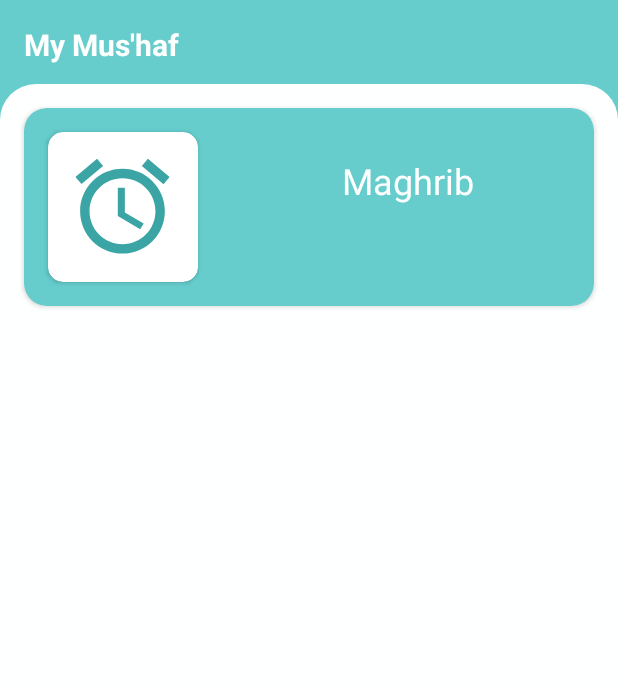
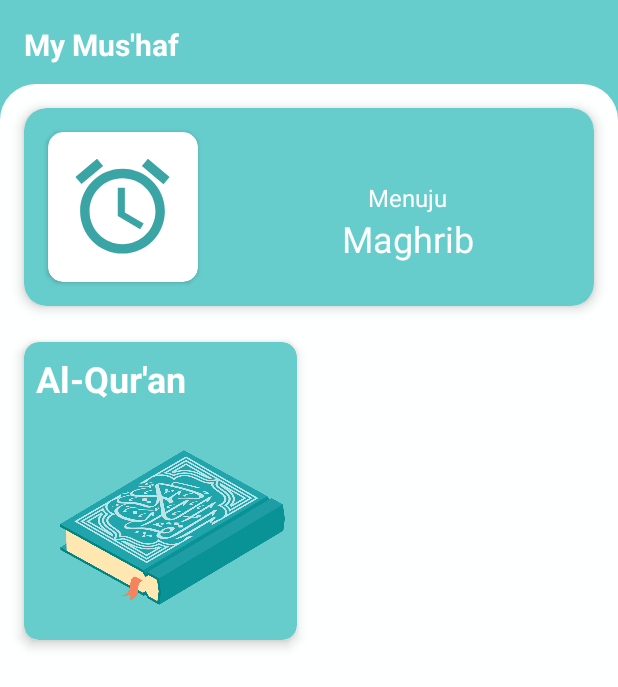
Before and after one commit to Fahmi0604/MyMushaf_QuranPocket, an Android app: the screen it shows after launch (MainActivity), on a phone screen of 412 x 824 dp. Shown: the top 687 px of the screen. Run offline under Robolectric (Android 15) with nearby library versions, the phone set to English and light mode, and no system bars; our stand-ins replace data binding; 1 statement that could not run was skipped.

Commit message:
add Feature Timer Countdown jadwal sholat, and add notification for sholat

```diff
--- a/app/src/main/AndroidManifest.xml
+++ b/app/src/main/AndroidManifest.xml
@@ -18,6 +18,7 @@
                 <category android:name="android.intent.category.LAUNCHER" />
             </intent-filter>
         </activity>
+        <receiver android:name=".home.alarm.AlertReceiver"/>
     </application>
 
 </manifest>
--- a/app/src/main/res/layout/fragment_home.xml
+++ b/app/src/main/res/layout/fragment_home.xml
@@ -38,6 +38,7 @@
             app:layout_constraintTop_toTopOf="parent">
 
             <androidx.cardview.widget.CardView
+                android:id="@+id/cardView4"
                 android:layout_width="match_parent"
                 android:layout_height="wrap_content"
                 android:layout_marginStart="16dp"
@@ -45,6 +46,7 @@
                 android:layout_marginEnd="16dp"
                 app:cardBackgroundColor="@color/main"
                 app:cardCornerRadius="15dp"
+                app:cardElevation="5dp"
                 app:layout_constraintEnd_toEndOf="parent"
                 app:layout_constraintStart_toStartOf="parent"
                 app:layout_constraintTop_toTopOf="parent">
@@ -54,6 +56,7 @@
                     android:layout_height="match_parent">
 
                     <androidx.cardview.widget.CardView
+                        android:id="@+id/cardView3"
                         android:layout_width="100dp"
                         android:layout_height="100dp"
                         android:layout_marginStart="16dp"
@@ -72,36 +75,90 @@
 
                     </androidx.cardview.widget.CardView>
 
-                    <TextView
-                        android:id="@+id/titleSholat"
+                    <LinearLayout
                         android:layout_width="wrap_content"
                         android:layout_height="wrap_content"
-                        android:layout_marginTop="32dp"
-                        android:layout_marginEnd="80dp"
-                        android:text="Maghrib"
-                        android:textColor="@color/text"
-                        android:textSize="24sp"
-                        android:textStyle="normal"
-                        app:layout_constraintEnd_toEndOf="parent"
-                        app:layout_constraintTop_toTopOf="parent" />
+                        android:layout_marginStart="96dp"
+                        android:layout_marginTop="16dp"
+                        android:gravity="center"
+                        android:orientation="vertical"
+                        app:layout_constraintStart_toEndOf="@+id/cardView3"
+                        app:layout_constraintTop_toTopOf="parent">
 
                         <TextView
                             android:id="@+id/countdownSholat"
                             android:layout_width="wrap_content"
                             android:layout_height="wrap_content"
-                        android:layout_marginEnd="96dp"
                             android:text=""
-                        android:textStyle="normal"
                             android:textColor="@color/text"
                             android:textSize="24sp"
-                        app:layout_constraintEnd_toEndOf="parent"
-                        app:layout_constraintTop_toBottomOf="@+id/titleSholat" />
+                            android:textStyle="normal" />
 
+                        <TextView
+                            android:layout_width="wrap_content"
+                            android:layout_height="wrap_content"
+                            android:text="Menuju"
+                            android:textColor="@color/text"
+                            android:textSize="16sp" />
 
+                        <TextView
+                            android:id="@+id/titleSholat"
+                            android:layout_width="wrap_content"
+                            android:layout_height="wrap_content"
+                            android:text="Maghrib"
+                            android:textColor="@color/text"
+                            android:textSize="24sp"
+                            android:textStyle="normal" />
+
+                    </LinearLayout>
                 </androidx.constraintlayout.widget.ConstraintLayout>
             </androidx.cardview.widget.CardView>
 
+            <androidx.cardview.widget.CardView
+                android:id="@+id/gotoQuran"
+                android:layout_width="wrap_content"
+                android:layout_height="wrap_content"
+                android:layout_marginStart="16dp"
+                android:layout_marginTop="24dp"
+                app:cardCornerRadius="10dp"
+                app:cardElevation="5dp"
+                app:cardBackgroundColor="@color/main"
+                app:layout_constraintStart_toStartOf="parent"
+                app:layout_constraintTop_toBottomOf="@+id/cardView4">
 
+                <androidx.constraintlayout.widget.ConstraintLayout
+                    android:layout_width="wrap_content"
+                    android:layout_height="wrap_content">
+
+                    <TextView
+                        android:id="@+id/textView6"
+                        android:layout_width="wrap_content"
+                        android:layout_height="wrap_content"
+                        android:layout_marginStart="8dp"
+                        android:layout_marginTop="8dp"
+                        android:text="Al-Qur'an"
+                        android:textColor="@color/text"
+                        android:textSize="24sp"
+                        android:textStyle="bold"
+                        app:layout_constraintStart_toStartOf="parent"
+                        app:layout_constraintTop_toTopOf="parent" />
+
+                    <ImageView
+                        android:layout_width="150dp"
+                        android:layout_height="150dp"
+                        android:src="@drawable/quran"
+                        android:layout_marginStart="24dp"
+                        android:layout_marginTop="8dp"
+                        android:layout_marginEnd="8dp"
+                        app:layout_constraintBottom_toBottomOf="parent"
+                        app:layout_constraintEnd_toEndOf="parent"
+                        app:layout_constraintStart_toStartOf="parent"
+                        app:layout_constraintTop_toBottomOf="@+id/textView6" />
+
+                </androidx.constraintlayout.widget.ConstraintLayout>
+
+
+            </androidx.cardview.widget.CardView>
 
         </androidx.constraintlayout.widget.ConstraintLayout>
 
--- a/app/src/main/res/navigation/main_navigation.xml
+++ b/app/src/main/res/navigation/main_navigation.xml
@@ -10,7 +10,7 @@
         android:label="fragment_home"
         tools:layout="@layout/fragment_home" >
         <action
-            android:id="@+id/action_homeFragment_to_quranFragment2"
+            android:id="@+id/action_homeFragment_to_quranFragment"
             app:destination="@id/quranFragment" />
     </fragment>
     <fragment
```
Also changed, not shown: app/src/main/java/com/example/mymushaf/home/HomeFragment.java (+73 -17 lines), app/src/main/java/com/example/mymushaf/home/alarm/AlertReceiver.java (added, +16 -0 lines), app/src/main/java/com/example/mymushaf/home/alarm/NotificationHelper.java (added, +47 -0 lines), app/src/main/java/com/example/mymushaf/home/models/Sholat.java (+11 -0 lines), app/src/main/java/com/example/mymushaf/home/models/Sholat_Query.java (added, +17 -0 lines), app/src/main/res/drawable/ic_sholat.png (added). Lines whose indentation alone changed are shown as unchanged.
